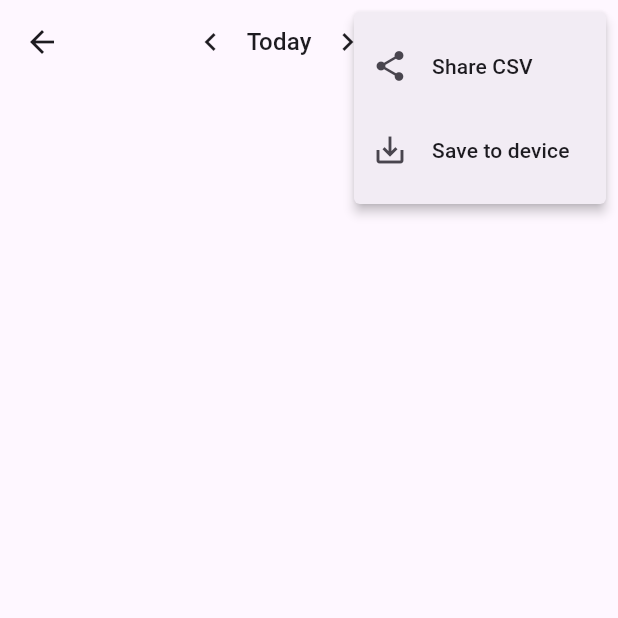
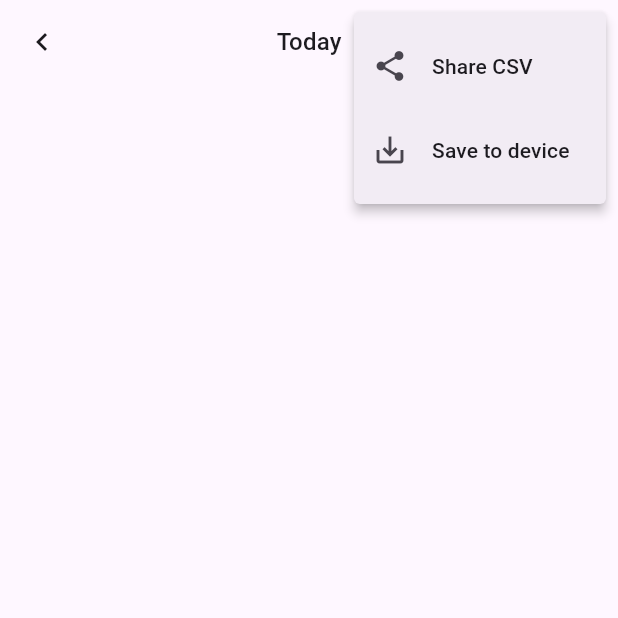
Before and after one commit to ChristianWSmith/bioloop, a Flutter app: the CombinedLogScreen screen opened directly, after a tap on the "chevron left" icon, after a tap on the "chevron right" icon, after a tap on the "more vert" icon, on a phone screen of 412 x 824 dp, the top half of it. Run offline on Flutter 3.47's test engine with Material 3 defaults, Android fonts, the phone set to English and light mode, and no system bars; our stand-ins replace drift, fl_chart, flutter_riverpod, share_plus; missing offline and left inert: mobile_scanner; accounts and stored records are empty; generated files the repository leaves out were written again.

Commit message:
Sprint6 (#7)
* issues

* plan

* sprint6

```diff
--- a/lib/features/logging/combined_log_screen.dart
+++ b/lib/features/logging/combined_log_screen.dart
@@ -36,6 +36,8 @@ class _CombinedLogScreenState extends ConsumerState<CombinedLogScreen> {
   void _goToDate(DateTime date) {
     setState(() => _currentDate = DateTime(date.year, date.month, date.day));
   }
+
+  String _formatDateText() => DayNavigator.format(_currentDate);
 
   Future<void> _onSearch() async {
     final searchService = ref.read(foodSearchServiceProvider);
@@ -207,11 +209,19 @@ class _CombinedLogScreenState extends ConsumerState<CombinedLogScreen> {
     return Scaffold(
       appBar: AppBar(
         centerTitle: true,
-        title: DayNavigator(
-          currentDate: _currentDate,
-          onDateChanged: _goToDate,
+        title: Text(
+          _formatDateText(),
+          style: Theme.of(context).textTheme.titleMedium,
+        ),
+        leading: IconButton(
+          icon: const Icon(Icons.chevron_left),
+          onPressed: () => _goToDate(_currentDate.subtract(const Duration(days: 1))),
         ),
         actions: [
+          IconButton(
+            icon: const Icon(Icons.chevron_right),
+            onPressed: () => _goToDate(_currentDate.add(const Duration(days: 1))),
+          ),
           IconButton(
             icon: const Icon(Icons.menu_book),
             tooltip: 'Log recipe',
--- a/lib/features/logging/widgets/day_navigator.dart
+++ b/lib/features/logging/widgets/day_navigator.dart
@@ -1,21 +1,10 @@
-import 'package:flutter/material.dart';
-
 const _monthNames = [
   'Jan', 'Feb', 'Mar', 'Apr', 'May', 'Jun',
   'Jul', 'Aug', 'Sep', 'Oct', 'Nov', 'Dec',
 ];
 
-class DayNavigator extends StatelessWidget {
-  final DateTime currentDate;
-  final ValueChanged<DateTime> onDateChanged;
-
-  const DayNavigator({
-    super.key,
-    required this.currentDate,
-    required this.onDateChanged,
-  });
-
-  String _formatDate() {
+class DayNavigator {
+  static String format(DateTime currentDate) {
     final now = DateTime.now();
     final today = DateTime(now.year, now.month, now.day);
     final diff = today.difference(currentDate).inDays;
@@ -24,22 +13,4 @@ class DayNavigator extends StatelessWidget {
     if (diff == -1) return 'Tomorrow';
     return '${_monthNames[currentDate.month - 1]} ${currentDate.day}, ${currentDate.year}';
   }
-
-  @override
-  Widget build(BuildContext context) {
-    return Row(
-      mainAxisAlignment: MainAxisAlignment.center,
-      children: [
-        IconButton(
-          icon: const Icon(Icons.chevron_left),
-          onPressed: () => onDateChanged(currentDate.subtract(const Duration(days: 1))),
-        ),
-        Text(_formatDate(), style: Theme.of(context).textTheme.titleMedium),
-        IconButton(
-          icon: const Icon(Icons.chevron_right),
-          onPressed: () => onDateChanged(currentDate.add(const Duration(days: 1))),
-        ),
-      ],
-    );
-  }
 }
--- a/lib/features/onboarding/onboarding_screen.dart
+++ b/lib/features/onboarding/onboarding_screen.dart
@@ -1,5 +1,6 @@
 import 'package:drift/drift.dart';
 import 'package:flutter/material.dart';
+import 'package:flutter/services.dart';
 import 'package:flutter_riverpod/flutter_riverpod.dart';
 import '../../core/algorithms/mifflin_st_jeor.dart';
 import '../../core/database/database.dart';
@@ -17,7 +18,7 @@ class OnboardingScreen extends ConsumerStatefulWidget {
 
 class _OnboardingScreenState extends ConsumerState<OnboardingScreen> {
   final _formKey = GlobalKey<FormState>();
-  bool _canPop = false;
+  final bool _canPop = false;
   bool _saving = false;
 
   String _sex = 'male';
@@ -291,8 +292,7 @@ class _OnboardingScreenState extends ConsumerState<OnboardingScreen> {
     );
 
     if (shouldPop == true && mounted) {
-      setState(() => _canPop = true);
-      Navigator.of(context).pop();
+      SystemNavigator.pop();
     }
   }
 
--- a/lib/features/recipes/recipe_form_screen.dart
+++ b/lib/features/recipes/recipe_form_screen.dart
@@ -100,6 +100,7 @@ class _RecipeFormScreenState extends ConsumerState<RecipeFormScreen> {
       builder: (ctx) => _QuantityDialog(
         foodName: food.name,
         unit: food.servingUnit,
+        initialValue: food.servingQuantity.toString(),
       ),
     );
     if (quantityStr == null || !mounted) return;
@@ -140,7 +141,7 @@ class _RecipeFormScreenState extends ConsumerState<RecipeFormScreen> {
           id: -1,
           recipeId: widget.recipeId ?? -1,
           foodId: food.id,
-          quantity: 1,
+          quantity: food.servingQuantity,
           createdAt: DateTime.now().toIso8601String(),
         ),
         food: food,
--- a/lib/providers/macro_targets_provider.dart
+++ b/lib/providers/macro_targets_provider.dart
@@ -81,7 +81,7 @@ class MacroTargets {
 }
 
 final macroTargetsProvider = FutureProvider<MacroTargets>((ref) async {
-  final goals = await ref.watch(goalsProvider).getGoals();
+  final goals = await ref.watch(userGoalsProvider.future);
   final entries = await ref.watch(bodyweightProvider.future);
   final maintenanceResult = await ref.watch(maintenanceProvider.future);
 
```
Also changed, not shown: lib/features/logging/widgets/food_search_delegate.dart (+13 -5 lines), lib/features/logging/widgets/quick_food_log_sheet.dart (+1 -8 lines), 2 other files.
